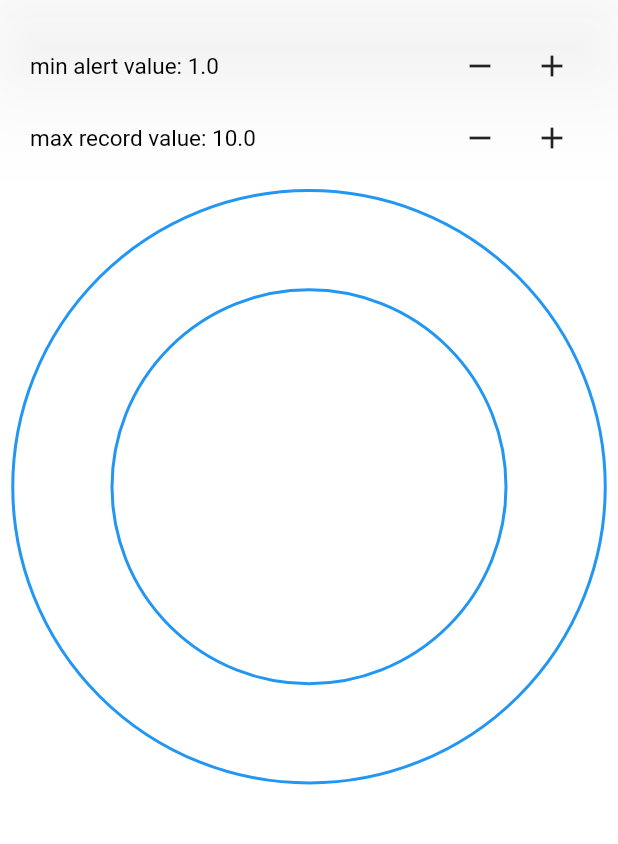
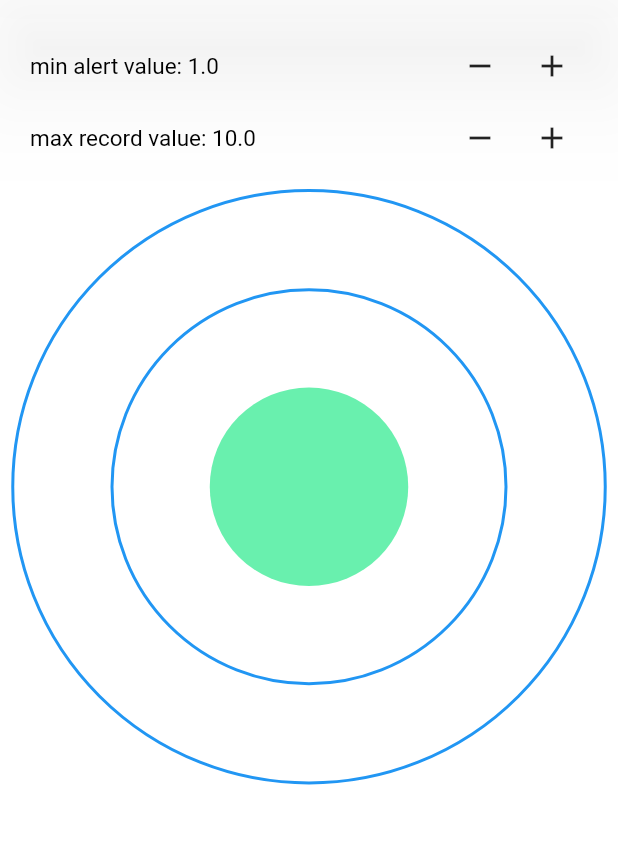
Before and after one commit to Omar-IDOUDAOUD/EarthquakeSensor, a Flutter app: the screen it shows after launch, on a phone screen of 412 x 824 dp, the part 84-928 px from its top. Run offline on Flutter 3.47's test engine with Material 2 defaults, Android fonts, the phone set to English and light mode, and no system bars; our stand-ins replace sensors_plus.

Commit message:
add test 4th

```diff
--- a/lib/home.dart
+++ b/lib/home.dart
@@ -195,6 +195,7 @@ class _BodyState extends State<_Body> {
                 height: _c3s.height,
                 width: _c3s.width,
                 decoration: BoxDecoration(
+                  color: Colors.greenAccent,
                   shape: BoxShape.circle,
                 ),
               ),
```
